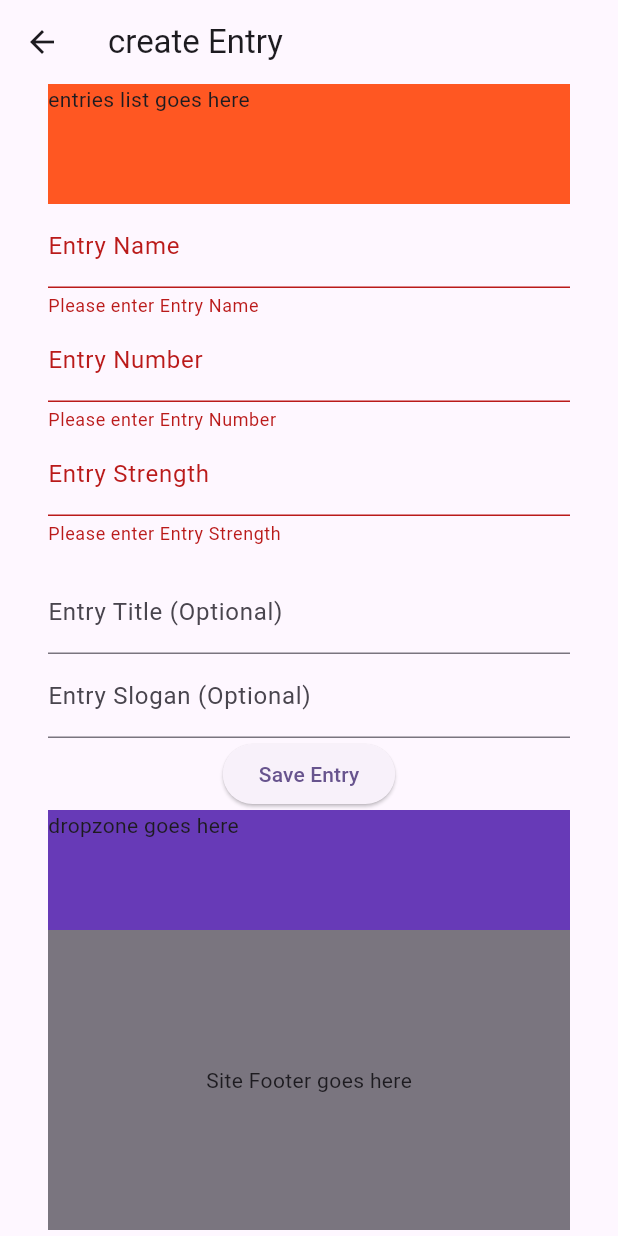
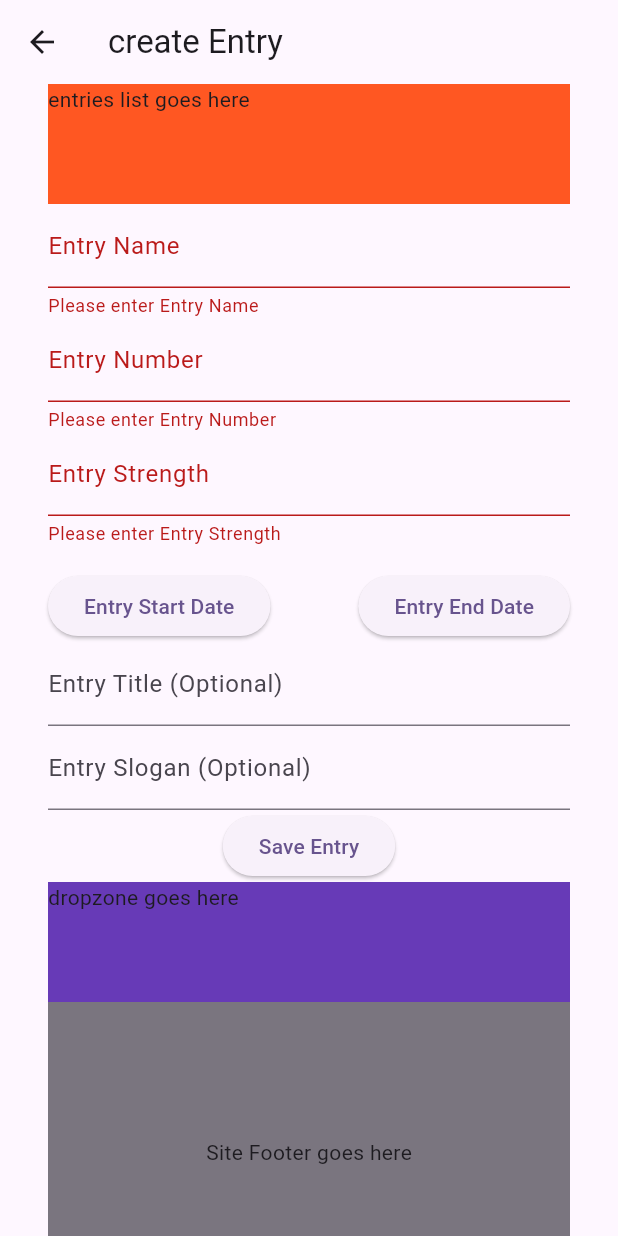
Before and after one commit to IHKodifier/KohatianFoundation, a Flutter app: the CreateEntryPage screen opened directly, after a tap on "Save Entry", on a phone screen of 412 x 824 dp. Run offline on Flutter 3.47's test engine with Material 3 defaults, Android fonts, the phone set to English and light mode, and no system bars; our stand-ins replace cached_network_image, cloud_firestore, email_validator, equatable, firebase_auth, firebase_core and 5 more; missing offline and left inert: flutter_dropzone; accounts and stored records are empty.

Commit message:
refactored Entry Saving with dates and busy Indicators  Successfully implemented, UI brush and cadet profiles pending

```diff
--- a/lib/pages/create_entry_page.dart
+++ b/lib/pages/create_entry_page.dart
@@ -16,6 +16,8 @@ class _CreateEntryPageState extends ConsumerState<CreateEntryPage> {
   late EntryCreationStatus entryCreationStatus;
   late EntryCreationNotifier entryCreationNotifier;
   bool formIsBusy = false;
+  DateTime? _startDate;
+  DateTime? _endDate;
 
   @override
   void initState() {
@@ -26,16 +28,16 @@ class _CreateEntryPageState extends ConsumerState<CreateEntryPage> {
 
   @override
   Widget build(BuildContext context) {
-    final entryCreationStatus = ref.watch(entryCreationProvider).status;
+    // Watch the EntryCreationNotifier for changes
+    entryCreationStatus = ref.watch(entryCreationProvider).status;
     final newlyCreatedEntry = ref.watch(entryCreationProvider).entry;
     entryCreationNotifier = ref.read(entryCreationProvider.notifier);
-
-    // print(entryCreationStatus.toString());
-    // print(newlyCreatedEntry.toString());
+    _startDate = entryCreationNotifier.startDate;
+    _endDate = entryCreationNotifier.endDate;
 
     return Scaffold(
         appBar: AppBar(
-          title: Text('create Entry'),
+          title: const Text('create Entry'),
         ),
         body: SingleChildScrollView(
           child: Padding(
@@ -46,7 +48,7 @@ class _CreateEntryPageState extends ConsumerState<CreateEntryPage> {
                 entryCreationForm(),
                 buildSaveButton(),
                 addEntryCadetsDropzone(),
-                SiteFooter(),
+                const SiteFooter(),
               ],
             ),
           ),
@@ -58,12 +60,13 @@ class _CreateEntryPageState extends ConsumerState<CreateEntryPage> {
       height: 80,
       width: double.infinity,
       color: Colors.deepOrange,
-      child: Text('entries list goes here'),
+      child: const Text('entries list goes here'),
     );
   }
 
   entryCreationForm() {
-    return Form(
+    return !formIsBusy & (entryCreationStatus == EntryCreationStatus.initial)
+        ? Form(
             key: formKeyEntryDetails,
             child: Column(
               children: [
@@ -87,17 +90,55 @@ class _CreateEntryPageState extends ConsumerState<CreateEntryPage> {
                 ),
 
                 const SizedBox(height: 16),
-          // Start Date
-          // _buildDatePickerRow(
-          //   controller: ref.read(entryStartDateProvider.notifier),
-          //   labelText: 'Select Start Date',
-          // ),
 
-          // // End Date
-          // _buildDatePickerRow(
-          //   controller: ref.read(entryEndDateProvider.notifier),
-          //   labelText: 'Select End Date',
-          // ),
+                //Date pickers
+                Row(
+                  mainAxisAlignment: MainAxisAlignment.spaceBetween,
+                  children: [
+                    // Start Date Picker
+                    ElevatedButton(
+                      onPressed: () async {
+                        final selectedDate = await showDatePicker(
+                          context: context,
+                          initialDate: DateTime.now(),
+                          firstDate: DateTime(1965),
+                          lastDate: DateTime.now(),
+                        );
+                        if (selectedDate != null) {
+                          setState(() {
+                            entryCreationNotifier.startDate = selectedDate;
+                          });
+                        }
+                      },
+                      child: Text(
+                        entryCreationNotifier.startDate != null
+                            ? '${entryCreationNotifier.startDate?.day} - ${entryCreationNotifier.startDate?.month} - ${entryCreationNotifier.startDate?.year}'
+                            : 'Entry Start Date',
+                      ),
+                    ),
+                    // End Date Picker
+                    ElevatedButton(
+                      onPressed: () async {
+                        final selectedDate = await showDatePicker(
+                          context: context,
+                          initialDate: DateTime.now(),
+                          firstDate: DateTime(2000),
+                          lastDate: DateTime(2100),
+                        );
+                        if (selectedDate != null) {
+                          setState(() {
+                            entryCreationNotifier.endDate = selectedDate;
+                          });
+                        }
+                      },
+                      child: Text(
+                        entryCreationNotifier.endDate != null
+                            ? '${entryCreationNotifier.endDate?.day} - ${entryCreationNotifier.endDate?.month} - ${entryCreationNotifier.endDate?.year}'
+                            : 'Entry End Date',
+                      ),
+                    ),
+                  ],
+                ),
 
                 // Entry Title
                 _buildTextFormField(
@@ -113,7 +154,10 @@ class _CreateEntryPageState extends ConsumerState<CreateEntryPage> {
                 ),
               ],
             ),
-    );
+          )
+        : ref.watch(entryCreationProvider).entry != null
+            ? buildEntrySuccess()
+            : const CircularProgressIndicator();
   }
 
   buildSaveButton() {
@@ -126,8 +170,8 @@ class _CreateEntryPageState extends ConsumerState<CreateEntryPage> {
             final entryNumber = ref.read(entryNumberControllerProvider).text;
             final entryStrength =
                 ref.read(entryStrengthControllerProvider).text;
-            final selectedStartDate = ref.read(entryStartDateProvider);
-            final selectedEndDate = ref.read(entryEndDateProvider);
+            // final selectedStartDate = ref.read(entryStartDateProvider);
+            // final selectedEndDate = ref.read(entryEndDateProvider);
             final entryTitle = ref.read(entryTitleControllerProvider).text;
             final entrySlogan = ref.read(entrySloganControllerProvider).text;
 
@@ -136,11 +180,11 @@ class _CreateEntryPageState extends ConsumerState<CreateEntryPage> {
               name: entryName,
               number: entryNumber,
               strength: int.tryParse(entryStrength) ?? 0,
-              startDate: selectedStartDate != null
-                  ? Timestamp.fromDate(selectedStartDate)
+              startDate: _startDate != null
+                  ? Timestamp.fromDate(_startDate!)
                   : Timestamp.now(),
-              endDate: selectedEndDate != null
-                  ? Timestamp.fromDate(selectedEndDate)
+              endDate: _endDate != null
+                  ? Timestamp.fromDate(_endDate!)
                   : Timestamp.now(),
               title: entryTitle,
               slogan: entrySlogan,
@@ -154,11 +198,16 @@ class _CreateEntryPageState extends ConsumerState<CreateEntryPage> {
             setState(() {
               formIsBusy = false;
             });
+
+            ref.read(entryCreationProvider.notifier).success(newEntry);
           }
         },
         child: const Text('Save Entry'),
       ),
     );
+    setState(() {
+      formIsBusy = false;
+    });
   }
 
   addEntryCadetsDropzone() {
@@ -166,7 +215,7 @@ class _CreateEntryPageState extends ConsumerState<CreateEntryPage> {
       height: 80,
       width: double.infinity,
       color: Colors.deepPurple,
-      child: Text('dropzone goes here'),
+      child: const Text('dropzone goes here'),
     );
   }
 
@@ -190,6 +239,7 @@ class _CreateEntryPageState extends ConsumerState<CreateEntryPage> {
           }
           return null;
         }
+        return null;
       },
     );
   }
@@ -227,4 +277,36 @@ class _CreateEntryPageState extends ConsumerState<CreateEntryPage> {
       ],
     );
   }
+
+  buildEntrySuccess() {
+    return Column(
+      children: [
+          const SizedBox(
+          height: 16,
+        ),
+        Text(
+            'Entry named ${ref.read(entryCreationProvider).entry?.name} crreated Successfully'),
+        const SizedBox(
+          height: 16,
+        ),
+        const Text('next Up, you need to create cadet profiles in the entry'),
+          const SizedBox(
+          height: 16,
+        ),
+        const Text('You have two ways to do this:'),
+        const SizedBox(
+          height: 16,
+        ),
+        ElevatedButton(onPressed: () {},
+        child: Text('create ${ref.read(entryCreationProvider).entry?.strength.toString()} Blank cadet Profiles')),
+          const SizedBox(
+          height: 16,
+        ),
+            const Text('Or you can browse/drag an drop an Excel file to create cadet profiles for cadets of this entry.'),
+        const SizedBox(
+          height: 16,
+        ),
+      ],
+    );
   }
+}
--- a/lib/prompt.txt
+++ b/lib/prompt.txt
@@ -23,3 +23,6 @@ its time to correct a bad design decision across tghe entire code base. here is
 modify CreateEntryPage so that EntryName TextformField, Entry Number TextForm Field , Entry Strength Form Field , startDatePicker, EndDatePicker  Enty title TextformField and Entry Slogan TecxtFormField  are represented by a single local variable and their visibility can be turned on or off by the value of formIsBusy. no need to hide rest of the widgets when formIsBusy== true
 group EntryName TextformField, Entry Number TextForm Field , Entry Strength Form Field , startDatePicker, EndDatePicker  Enty title TextformField and Entry Slogan TecxtFormField into a single variable called formFields
 write code to make two changes to the crerateEntryPage, first of all only hide the formfields when formIsBusy. no need to hide the dropzone when formIsBusy. Secondly, when a new entry is successfully created show a Centered TextWidget bearing the name of the newly created entry  having been successfully created. write full code for the class so i can copy and replace the existing code
+ok. we are about to simplify things for EntryCreation. lets show only two elevated buttons for date pickers initialized to DateTime.now labelled  Entry Start Date and entry End Date with no upfront wiring-up to the EntryCreationNotifier. as soon as the user picks date  still no wiring up with the EntryCreationNotifier . as soon as the Save Entry button is clicked, dates from both the file pickers would be assigned to the Entry state in the EntryCreationNotifier before doing the actual firestore saving. Once the notifier entry state  has been set, we will save the entry to firestore and get the entrycreation notifier state fully populated with the the data of newly created entry. write the required code modifications to CreateEntryPage
+
+ok once again, we  are again taking a fresh approach and almost a clean slate start to entry creation.
--- a/lib/services/providers/entry_creation_notifier.dart
+++ b/lib/services/providers/entry_creation_notifier.dart
@@ -1,6 +1,4 @@
 import 'package:flutter/material.dart';
-import 'package:flutter_riverpod/flutter_riverpod.dart';
-import 'package:kohatian_foundation/models/entry_model.dart';
 import 'package:kohatian_foundation/widget_export.dart';
 
 class EntryCreationNotifier extends StateNotifier<EntryCreationState> {
@@ -12,8 +10,7 @@ class EntryCreationNotifier extends StateNotifier<EntryCreationState> {
   final _entryStrengthController = TextEditingController();
   final _entryTitleController = TextEditingController();
   final _entrySloganController = TextEditingController();
-  // final _entryStartDateController = TextEditingController();
-  // final _entryEndDateController = TextEditingController();
+
 
   // Getters for the controllers
   TextEditingController get entryNameController => _entryNameController;
@@ -21,17 +18,23 @@ class EntryCreationNotifier extends StateNotifier<EntryCreationState> {
   TextEditingController get entryStrengthController => _entryStrengthController;
   TextEditingController get entryTitleController => _entryTitleController;
   TextEditingController get entrySloganController => _entrySloganController;
-  // TextEditingController get entryStartDateController =>
-  //     _entryStartDateController;
-  // TextEditingController get entryEndDateController => _entryEndDateController;
+
 
   // Date variables
   DateTime? _startDate;
   DateTime? _endDate;
 
-  // Getters for the dates
+  // Getters /setters  for the dates
   DateTime? get startDate => _startDate;
-  DateTime? get endDate => _endDate;
+  set startDate(DateTime? value) {
+    _startDate = value;
+    state = state.copyWith(startDate: value); // Update the state directly
+  }
+DateTime? get endDate => _endDate;
+  set endDate(DateTime? value) {
+    _endDate = value;
+    state = state.copyWith(endDate: value); // Update the state directly
+  }
 
 // Update methods for the dates
   void updateStartDate(DateTime? newDate) {
@@ -51,12 +54,12 @@ class EntryCreationNotifier extends StateNotifier<EntryCreationState> {
     entry.startDate = Timestamp.fromDate(newDate!);
 
     // Update the state with the new Entry
-    state = state!.copyWith(entry: entry);
+    state = state.copyWith(entry: entry);
   }
 
   void updateEndDate(DateTime? newDate) {
     // Create a new Entry object if it doesn't exist
-   if (state.entry == null) {
+    if (state.entry == null) {
       state = state.copyWith(
         entry: Entry(
           name: '',
@@ -74,17 +77,37 @@ class EntryCreationNotifier extends StateNotifier<EntryCreationState> {
         entry: state.entry!.copyWith(startDate: Timestamp.fromDate(newDate!)),
       );
     }
-
-
   }
 
 
 
-  Future<void> createEntry(Entry entry) async {
-    //TODO
-    // Simulate entry creation (replace with your actual logic)
-    await Future.delayed(const Duration(seconds: 1));
-    state = EntryCreationState.success(entry);
+  Future<void> saveEntry() async {
+    // Access controllers from providers
+    final entryName = _entryNameController.text;
+    final entryNumber = _entryNumberController.text;
+    final entryStrength = _entryStrengthController.text;
+    final entryTitle = _entryTitleController.text;
+    final entrySlogan = _entrySloganController.text;
+
+    // Create the Entry object
+    Entry newEntry = Entry(
+      name: entryName,
+      number: entryNumber,
+      strength: int.tryParse(entryStrength) ?? 0,
+      startDate: _startDate != null
+          ? Timestamp.fromDate(_startDate!)
+          : Timestamp.now(),
+      endDate:
+          _endDate != null ? Timestamp.fromDate(_endDate!) : Timestamp.now(),
+      title: entryTitle,
+      slogan: entrySlogan,
+    );
+
+    // Save the Entry to Firestore
+    await DbService().saveEntryToFirestore(newEntry);
+
+    // Update the notifier state with the newly created entry
+    state = EntryCreationState.success(newEntry);
   }
 
   void reset() {
@@ -98,26 +121,43 @@ class EntryCreationNotifier extends StateNotifier<EntryCreationState> {
 
 class EntryCreationState {
   final Entry? entry;
+  final DateTime? startDate;
+  final DateTime? endDate;
   final EntryCreationStatus status;
 
-   EntryCreationState({
+  EntryCreationState({
     this.entry,
+    this.startDate,
+    this.endDate,
     required this.status,
   });
 
   const EntryCreationState.initial()
       : entry = null,
+        startDate = null,
+        endDate = null,
         status = EntryCreationStatus.initial;
 
-
   const EntryCreationState.success(this.entry)
-      : status = EntryCreationStatus.success;
+      : startDate = null,
+        endDate = null,
+        status = EntryCreationStatus.success;
   const EntryCreationState.failure()
       : entry = null,
+        startDate = null,
+        endDate = null,
         status = EntryCreationStatus.failure;
-   EntryCreationState copyWith({Entry? entry, EntryCreationStatus? status}) {
+
+  EntryCreationState copyWith({
+    Entry? entry,
+    DateTime? startDate,
+    DateTime? endDate,
+    EntryCreationStatus? status,
+  }) {
     return EntryCreationState(
       entry: entry ?? this.entry,
+      startDate: startDate ?? this.startDate,
+      endDate: endDate ?? this.endDate,
       status: status ?? this.status,
     );
   }
```
Lines whose indentation alone changed are shown as unchanged.
